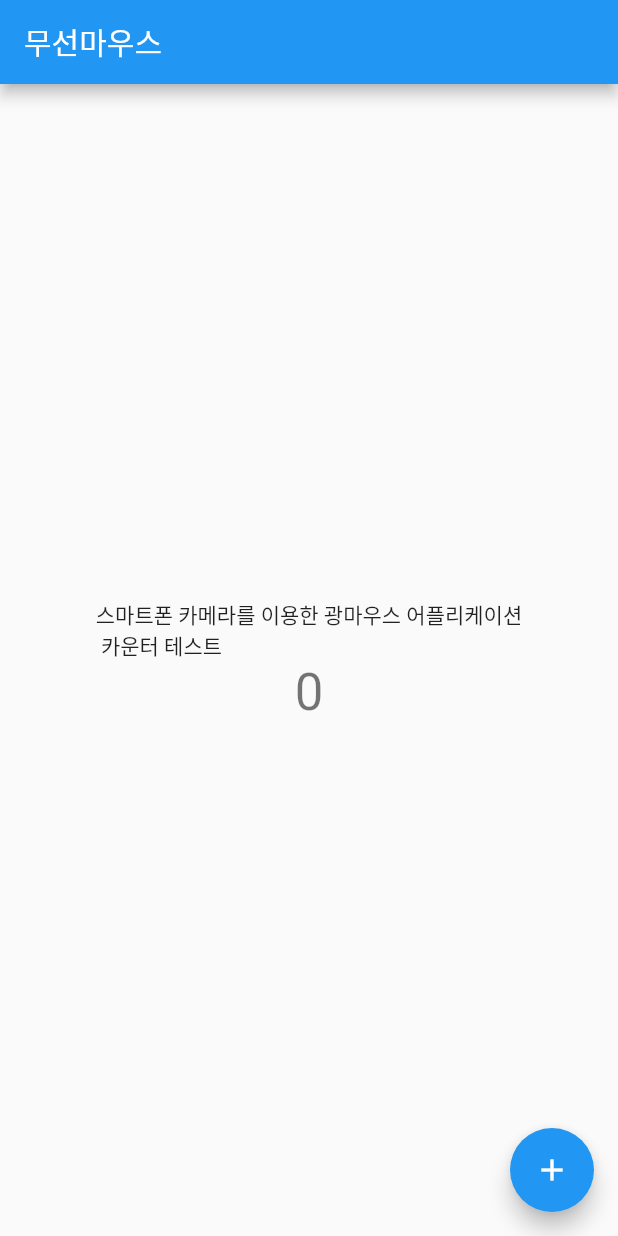
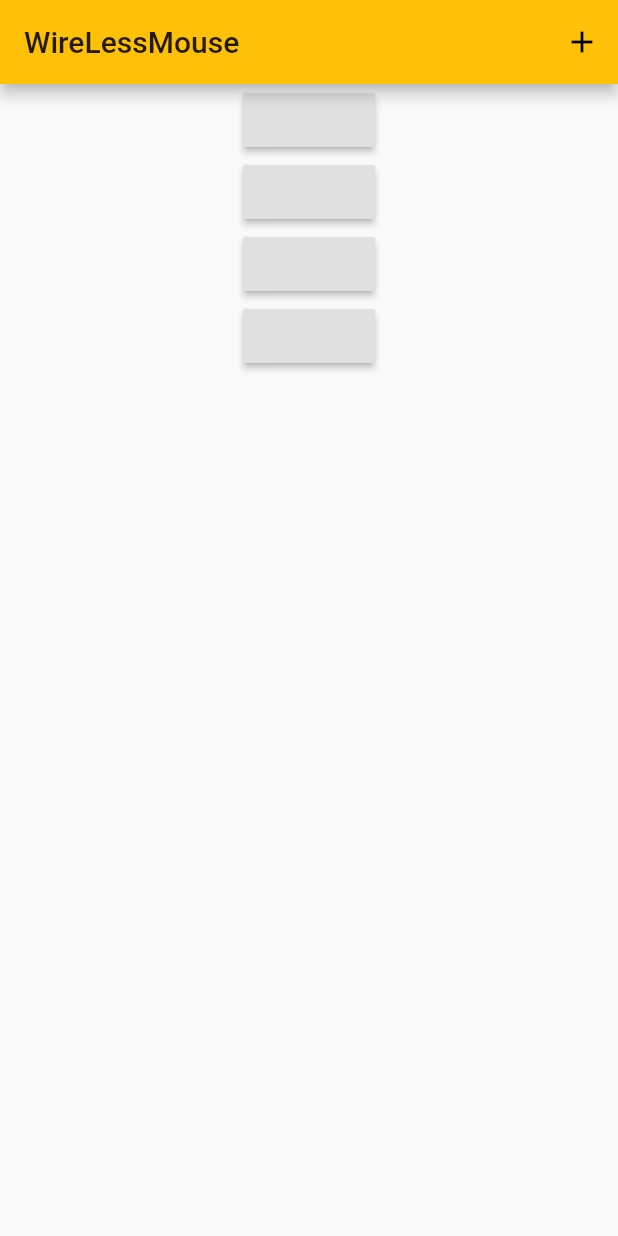
Before and after one commit to Hitbee-dev/wireless_mouse_client, a Flutter app: the screen it shows after launch, on a phone screen of 412 x 824 dp. Run offline on Flutter 3.47's test engine with Material 2 defaults, Android fonts, the phone set to English and light mode, and no system bars; our stand-ins replace get.

Commit message:
First UI Create

```diff
--- a/lib/main.dart
+++ b/lib/main.dart
@@ -1,66 +1,45 @@
 import 'package:flutter/material.dart';
+import 'package:get/get.dart';
+import 'package:wireless_mouse/pages/bluetooth_page.dart';
+import 'package:wireless_mouse/pages/hardware_page.dart';
+import 'package:wireless_mouse/pages/home_page.dart';
+import 'package:wireless_mouse/pages/software_page.dart';
+import 'package:wireless_mouse/pages/touchpad_page.dart';
 
 void main() {
-  runApp(MyApp());
+  runApp(WireLessMouse());
 }
 
-class MyApp extends StatelessWidget {
-  // This widget is the root of your application.
+class WireLessMouse extends StatelessWidget {
   @override
   Widget build(BuildContext context) {
-    return MaterialApp(
-      title: 'wireless mouse',
-      theme: ThemeData(
-        primarySwatch: Colors.blue,
-      ),
-      home: MyHomePage(title: '무선마우스'),
+    return GetMaterialApp(
+      debugShowCheckedModeBanner: false,
+      title: "WireLess Mouse",
+      theme: ThemeData(primarySwatch: Colors.amber),
+      initialRoute: "/",
+      getPages: [
+        GetPage(
+            name: "/",
+            page: () => HomePage(),
+            transition: Transition.cupertinoDialog),
+        GetPage(
+            name: "/touchpad",
+            page: () => TouchPadPage(),
+            transition: Transition.cupertinoDialog),
+        GetPage(
+            name: "/software",
+            page: () => SoftWarePage(),
+            transition: Transition.cupertinoDialog),
+        GetPage(
+            name: "/hardware",
+            page: () => HardWarePage(),
+            transition: Transition.cupertinoDialog),
+        GetPage(
+            name: "/bluetooth",
+            page: () => BlueToothPage(),
+            transition: Transition.cupertinoDialog),
+      ],
     );
   }
 }
-
-class MyHomePage extends StatefulWidget {
-  MyHomePage({Key key, this.title}) : super(key: key);
-
-  final String title;
-
-  @override
-  _MyHomePageState createState() => _MyHomePageState();
-}
-
-class _MyHomePageState extends State<MyHomePage> {
-  int _counter = 0;
-
-  void _incrementCounter() {
-    setState(() {
-      _counter++;
-    });
-  }
-
-  @override
-  Widget build(BuildContext context) {
-    return Scaffold(
-      appBar: AppBar(
-        title: Text(widget.title),
-      ),
-      body: Center(
-        child: Column(
-          mainAxisAlignment: MainAxisAlignment.center,
-          children: <Widget>[
-            Text(
-              '스마트폰 카메라를 이용한 광마우스 어플리케이션\n 카운터 테스트',
-            ),
-            Text(
-              '$_counter',
-              style: Theme.of(context).textTheme.headline4,
-            ),
-          ],
-        ),
-      ),
-      floatingActionButton: FloatingActionButton(
-        onPressed: _incrementCounter,
-        tooltip: 'Increment',
-        child: Icon(Icons.add),
-      ), // This trailing comma makes auto-formatting nicer for build methods.
-    );
-  }
-}
--- /dev/null
+++ b/lib/pages/home_page.dart
@@ -0,0 +1,34 @@
+import 'package:flutter/material.dart';
+import 'package:get/get.dart';
+
+class HomePage extends StatelessWidget {
+  const HomePage({Key? key}) : super(key: key);
+
+  @override
+  Widget build(BuildContext context) {
+    return Scaffold(
+      appBar: AppBar(title: Text("WireLessMouse"), actions: [
+        IconButton(onPressed: () {}, icon: Icon(Icons.add)),
+      ]),
+      body: Container(
+          child: Center(
+        child: Column(
+          children: [
+            RaisedButton(onPressed: () {
+              Get.toNamed("/touchpad");
+            }),
+            RaisedButton(onPressed: () {
+              Get.toNamed("/software");
+            }),
+            RaisedButton(onPressed: () {
+              Get.toNamed("/hardware");
+            }),
+            RaisedButton(onPressed: () {
+              Get.toNamed("/bluetooth");
+            }),
+          ],
+        ),
+      )),
+    );
+  }
+}
--- a/pubspec.yaml
+++ b/pubspec.yaml
@@ -18,7 +18,7 @@ publish_to: 'none' # Remove this line if you wish to publish to pub.dev
 version: 1.0.0+1
 
 environment:
-  sdk: ">=2.7.0 <3.0.0"
+  sdk: ">=2.12.0 <3.0.0"
 
 dependencies:
   flutter:
@@ -28,6 +28,7 @@ dependencies:
   # The following adds the Cupertino Icons font to your application.
   # Use with the CupertinoIcons class for iOS style icons.
   cupertino_icons: ^1.0.2
+  get: ^4.3.8
 
 dev_dependencies:
   flutter_test:
```
Also changed, not shown: lib/pages/bluetooth_page.dart (added, +10 -0 lines), lib/pages/hardware_page.dart (added, +10 -0 lines), lib/pages/software_page.dart (added, +10 -0 lines), lib/pages/touchpad_page.dart (added, +10 -0 lines), pubspec.lock, 2 other files.
